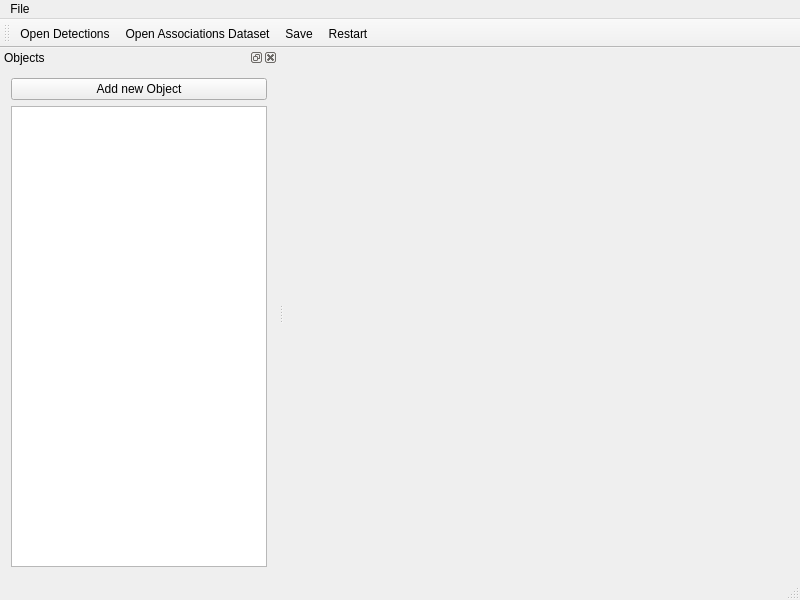
Above: src/MainWindow.ui from zinsmatt/DetectionsAssociationTool before the change. Below: the same form after it.
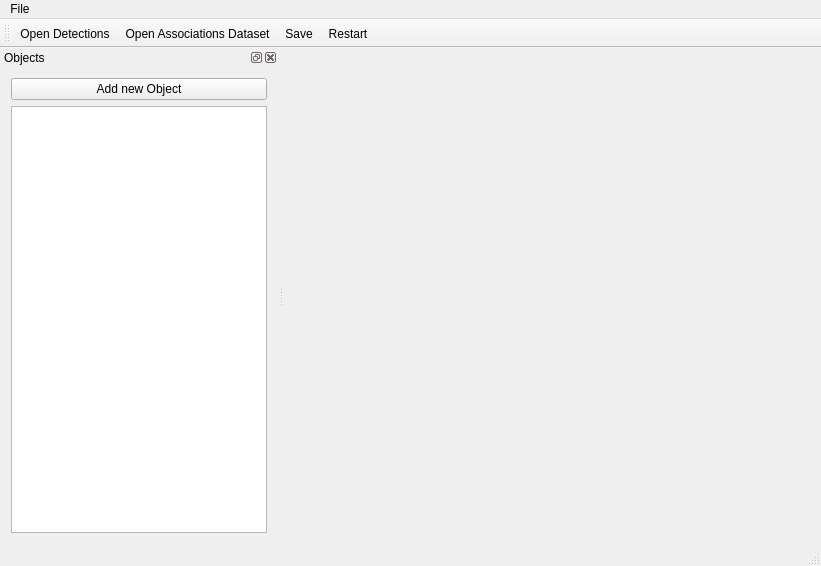
That is the form after the change. Icons and pictures are not drawn. Custom widgets are drawn as their Qt base class.

Diff of the .ui file:
```diff
--- a/src/MainWindow.ui
+++ b/src/MainWindow.ui
@@ -6,8 +6,8 @@
    <rect>
     <x>0</x>
     <y>0</y>
-    <width>800</width>
-    <height>600</height>
+    <width>821</width>
+    <height>566</height>
    </rect>
   </property>
   <property name="windowTitle">
@@ -24,8 +24,8 @@
      <widget class="QLabel" name="image_label">
       <property name="maximumSize">
        <size>
-        <width>9999999</width>
-        <height>20</height>
+        <width>99999</width>
+        <height>40</height>
        </size>
       </property>
       <property name="text">
@@ -46,6 +46,22 @@
       </property>
      </widget>
     </item>
+    <item>
+     <widget class="QLabel" name="image_caption">
+      <property name="maximumSize">
+       <size>
+        <width>16777215</width>
+        <height>20</height>
+       </size>
+      </property>
+      <property name="text">
+       <string/>
+      </property>
+      <property name="alignment">
+       <set>Qt::AlignCenter</set>
+      </property>
+     </widget>
+    </item>
    </layout>
   </widget>
   <widget class="QMenuBar" name="menuBar">
@@ -56,7 +72,7 @@
     <rect>
      <x>0</x>
      <y>0</y>
-     <width>800</width>
+     <width>821</width>
      <height>22</height>
     </rect>
    </property>
```
Left out of the diff: 4 changed lines with no effect on the pictures.
